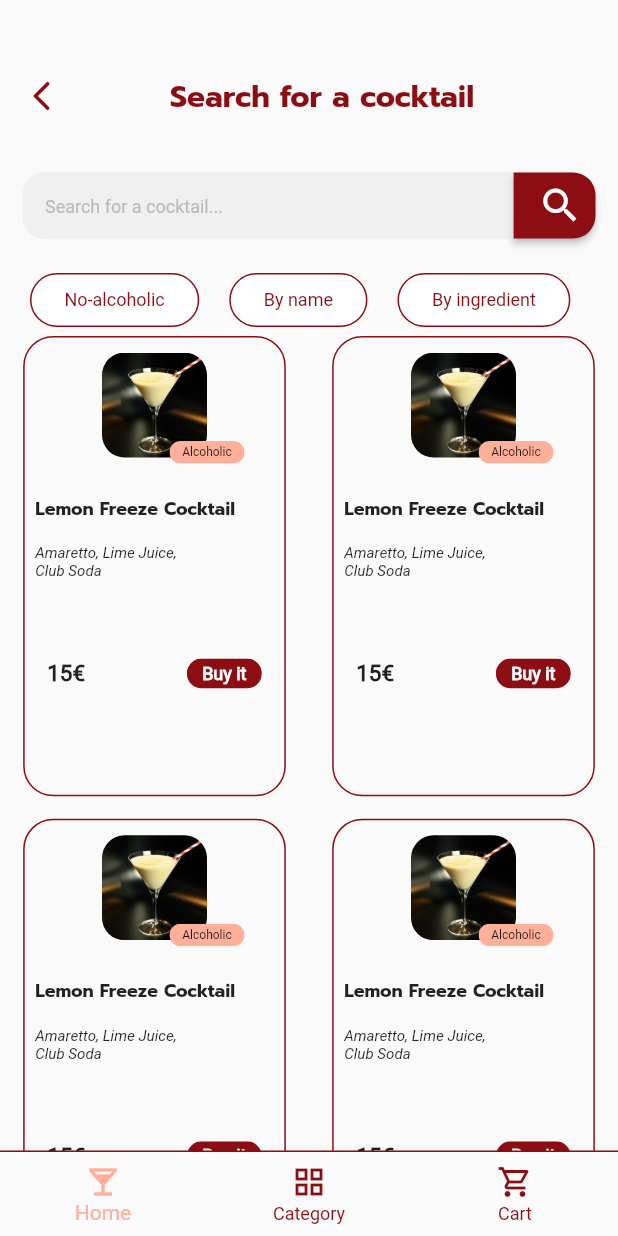
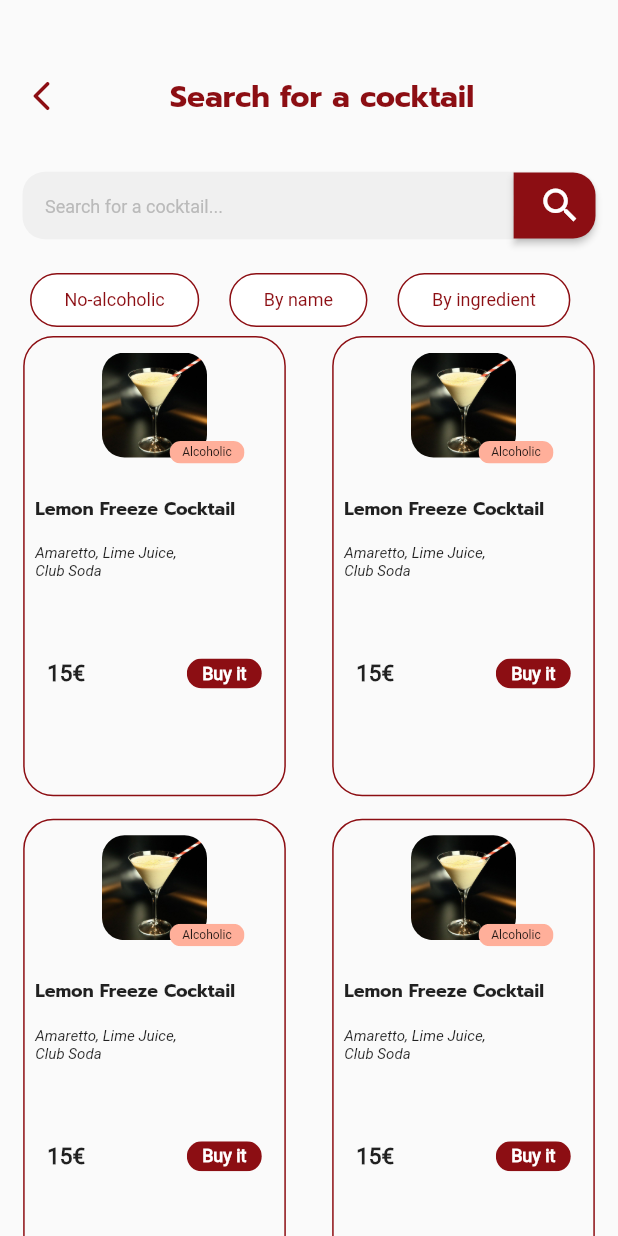
Before and after one commit to elsa-bit/Saucey, a Flutter app: the screen it shows after launch, on a phone screen of 412 x 824 dp. Run offline on Flutter 3.47's test engine with Material 2 defaults, Android fonts, the phone set to English and light mode, and no system bars.

```diff
--- a/lib/search/views/search.dart
+++ b/lib/search/views/search.dart
@@ -2,7 +2,6 @@ import 'package:flutter/material.dart';
 import 'package:saucey/search/views/items/filter_button_search.dart';
 import 'package:saucey/utils/MyColors.dart';
 
-import '../../bottom_nav_bar/BottomNavBar.dart';
 import '../../home/views/items/item_card_cocktail.dart';
 import '../../utils/custom_views/search_bar.dart';
 
@@ -83,7 +82,6 @@ class Search extends StatelessWidget {
           ),
         ],
       ),
-      bottomNavigationBar: BottomNavBar(),
     );
   }
 }
```
